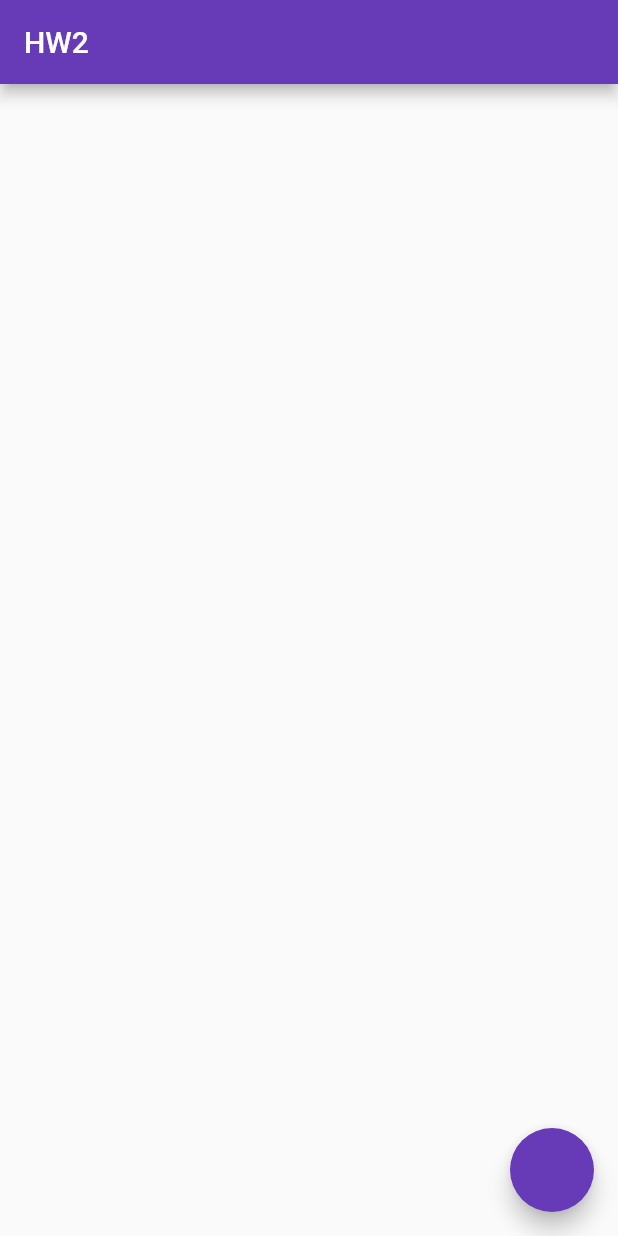
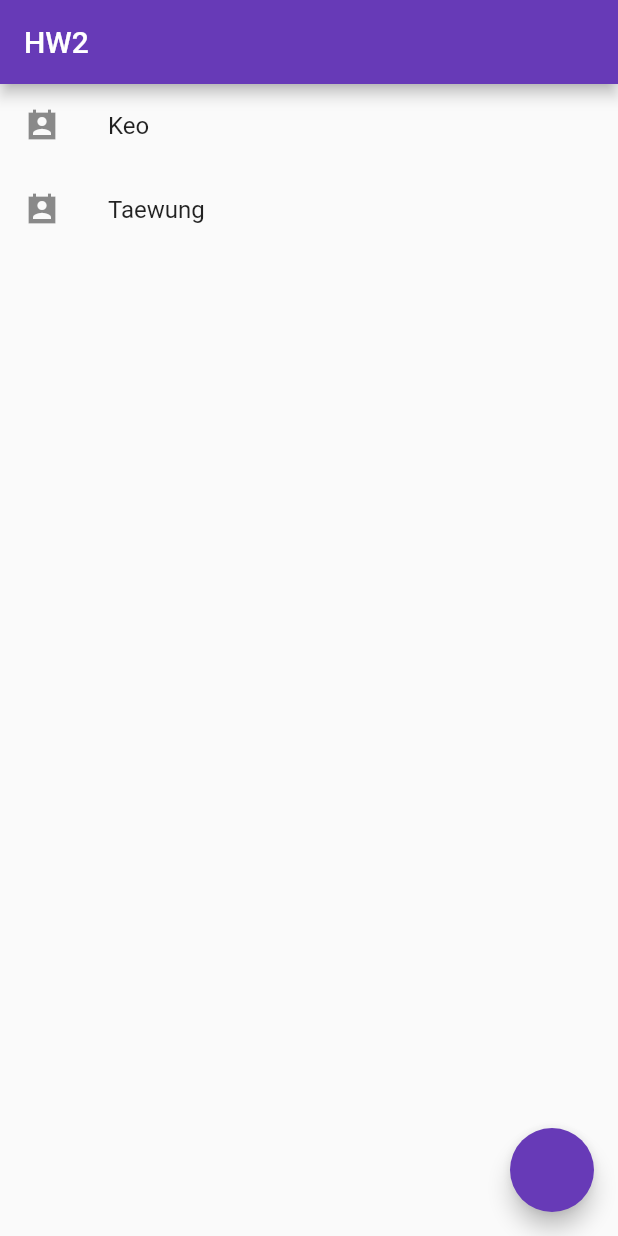
Before and after one commit to kucc/kucc-flutter-study, a Flutter app: the screen it shows after launch, on a phone screen of 412 x 824 dp. Run offline on Flutter 3.47's test engine with Material 2 defaults, Android fonts, the phone set to English and light mode, and no system bars; our stand-ins replace contacts_service, permission_handler.

Commit message:
feat: local contacts tracking

```diff
--- a/lib/main.dart
+++ b/lib/main.dart
@@ -1,7 +1,6 @@
 import 'package:flutter/material.dart';
+import 'package:kucc_flutter/services/permission_service.dart';
 import 'package:kucc_flutter/views/show_dialog_screen.dart';
-import 'package:kucc_flutter/views/test_screen.dart';
-import 'package:kucc_flutter/views/welcome.dart';
 
 void main() {
   runApp(const MyApp());
@@ -16,7 +15,12 @@ class MyApp extends StatelessWidget {
       theme: ThemeData(
         primarySwatch: Colors.deepPurple,
       ),
-      home: const ShowDialogScreen(),
+      home: Builder(
+        builder: (context) {
+          // PermissionService.getPermission();
+          return const ShowDialogScreen();
+        }
+      ),
     );
   }
 }
--- /dev/null
+++ b/lib/model/local_contact.dart
@@ -0,0 +1,8 @@
+class LocalContact {
+
+  final String name;
+  final String? givenName;
+  final String? familyName;
+
+  LocalContact({required this.name, this.givenName, this.familyName});
+}
--- /dev/null
+++ b/lib/services/local_contacts_service.dart
@@ -0,0 +1,34 @@
+import 'package:contacts_service/contacts_service.dart';
+import 'package:kucc_flutter/services/permission_service.dart';
+
+import '../model/local_contact.dart';
+
+class LocalContactsService {
+  static Future<List<LocalContact>?> getLocalContacts() async {
+    var isGranted = await PermissionService.getPermission();
+
+    if (isGranted) {
+      var fetchedContacts = await ContactsService.getContacts();
+      var localContacts = fetchedContacts.map<LocalContact>((contact) =>
+        LocalContact(
+          name: contact.displayName ?? 'Unknown',
+          givenName: contact.givenName,
+          familyName: contact.familyName
+        )
+      );
+
+      return localContacts.toList();
+    } else {
+      return null;
+    }
+  }
+
+  static Future<dynamic> addContact(LocalContact newContact) async {
+    Contact newActualContact = Contact();
+    newActualContact.displayName = newContact.name;
+    newActualContact.familyName = newContact.familyName;
+    newActualContact.givenName = newContact.givenName;
+
+    return ContactsService.addContact(newActualContact);
+  }
+}
--- /dev/null
+++ b/lib/services/permission_service.dart
@@ -0,0 +1,25 @@
+import 'package:flutter/foundation.dart';
+import 'package:permission_handler/permission_handler.dart';
+
+class PermissionService {
+  static Future<bool> getPermission() async {
+    var status = await Permission.contacts.status;
+    if (status.isGranted) {
+      if (kDebugMode) {
+        print('허락됨');
+      }
+      return true;
+    } else {
+      if (kDebugMode) {
+        print('ㄴㄴ');
+      }
+
+      var result = await Permission.contacts.request();
+      if (result.isGranted) {
+        return true;
+      } else {
+        return false;
+      }
+    }
+  }
+}
--- a/lib/views/show_dialog_screen.dart
+++ b/lib/views/show_dialog_screen.dart
@@ -1,4 +1,6 @@
 import 'package:flutter/material.dart';
+import 'package:kucc_flutter/model/local_contact.dart';
+import 'package:kucc_flutter/services/local_contacts_service.dart';
 
 class ShowDialogScreen extends StatefulWidget {
   const ShowDialogScreen({Key? key}) : super(key: key);
@@ -11,9 +13,17 @@ class _ShowDialogScreenState extends State<ShowDialogScreen>
     with SingleTickerProviderStateMixin {
   late AnimationController _animController;
   late Animation<double> _spinAnimation;
+  late TextEditingController _dialogTextController;
+
+  final List<LocalContact> contacts = <LocalContact>[
+    LocalContact(name: 'Keo'),
+    LocalContact(name: 'Taewung'),
+  ];
 
   @override
   void initState() {
+    _addLocalContacts();
+    _dialogTextController = TextEditingController();
     _animController = AnimationController(
       vsync: this,
       duration: const Duration(milliseconds: 500),
@@ -27,21 +37,46 @@ class _ShowDialogScreenState extends State<ShowDialogScreen>
 
   @override
   void dispose() {
+    _dialogTextController.dispose();
     _animController.dispose();
     super.dispose();
+  }
+
+  void _addLocalContacts() async {
+    var localContacts = await LocalContactsService.getLocalContacts();
+    if (localContacts != null) {
+      setState(() {
+        contacts.addAll(localContacts);
+      });
+    }
   }
 
   @override
   Widget build(BuildContext context) {
     return Scaffold(
       appBar: AppBar(title: const Text('HW2')),
+      body: ListView.builder(
+        itemCount: contacts.length,
+        itemBuilder: (context, index) {
+          return ListTile(
+            leading: const Icon(Icons.perm_contact_calendar_sharp),
+            title: Text(contacts[index].name),
+          );
+      }),
       floatingActionButton: FloatingActionButton(
         onPressed: showSpinningDialog(context),
       ),
     );
   }
 
-  void Function() showSpinningDialog(BuildContext context) {
+  void _addContact(LocalContact contact) {
+    setState(() {
+      contacts.add(contact);
+    });
+    LocalContactsService.addContact(contact);
+  }
+
+  void Function() showSpinningDialog(BuildContext context, ) {
     return () {
       var height = MediaQuery.of(context).size.height;
       var width = MediaQuery.of(context).size.width;
@@ -74,12 +109,31 @@ class _ShowDialogScreenState extends State<ShowDialogScreen>
                           ),
                         ),
                       ),
-                      const SizedBox(height: 80, child: TextField()),
+                      SizedBox(height: 80, child: TextField(
+                        controller: _dialogTextController,
+                      )),
                       Row(
                         mainAxisAlignment: MainAxisAlignment.spaceBetween,
                         children: [
-                          ElevatedButton(onPressed: () {}, child: Text('싫은')),
-                          ElevatedButton(onPressed: () {}, child: Text('좋은')),
+                          ElevatedButton(
+                              onPressed: () {
+                            Navigator.pop(context);
+                          },
+                          style: ElevatedButton.styleFrom(
+                            fixedSize: const Size(40, 40),
+                          ),
+                              child: Text('싫은'),),
+                          ElevatedButton(onPressed: () {
+                            Navigator.pop(context);
+
+                            if (_dialogTextController.text != '') {
+                              _addContact(LocalContact(
+                                  name: _dialogTextController.text,
+                                  familyName: _dialogTextController.text,
+                                  givenName: _dialogTextController.text,
+                              ));
+                            }
+                          }, child: Text('좋은')),
                         ],
                       )
                     ],
--- a/lib/views/welcome.dart
+++ b/lib/views/welcome.dart
@@ -1,7 +1,8 @@
 import 'package:flutter/material.dart';
 
 class WelcomeScreen extends StatefulWidget {
-  const WelcomeScreen({Key? key}) : super(key: key);
+  const WelcomeScreen({Key? key, this.state}) : super(key: key);
+  final int? state;
 
   @override
   State<WelcomeScreen> createState() => _WelcomeScreenState();
--- a/pubspec.yaml
+++ b/pubspec.yaml
@@ -36,6 +36,8 @@ dependencies:
   # The following adds the Cupertino Icons font to your application.
   # Use with the CupertinoIcons class for iOS style icons.
   cupertino_icons: ^1.0.2
+  permission_handler: ^10.2.0
+  contacts_service: ^0.6.3
 
 dev_dependencies:
   flutter_test:
```
Also changed, not shown: pubspec.lock, 9 other files.
